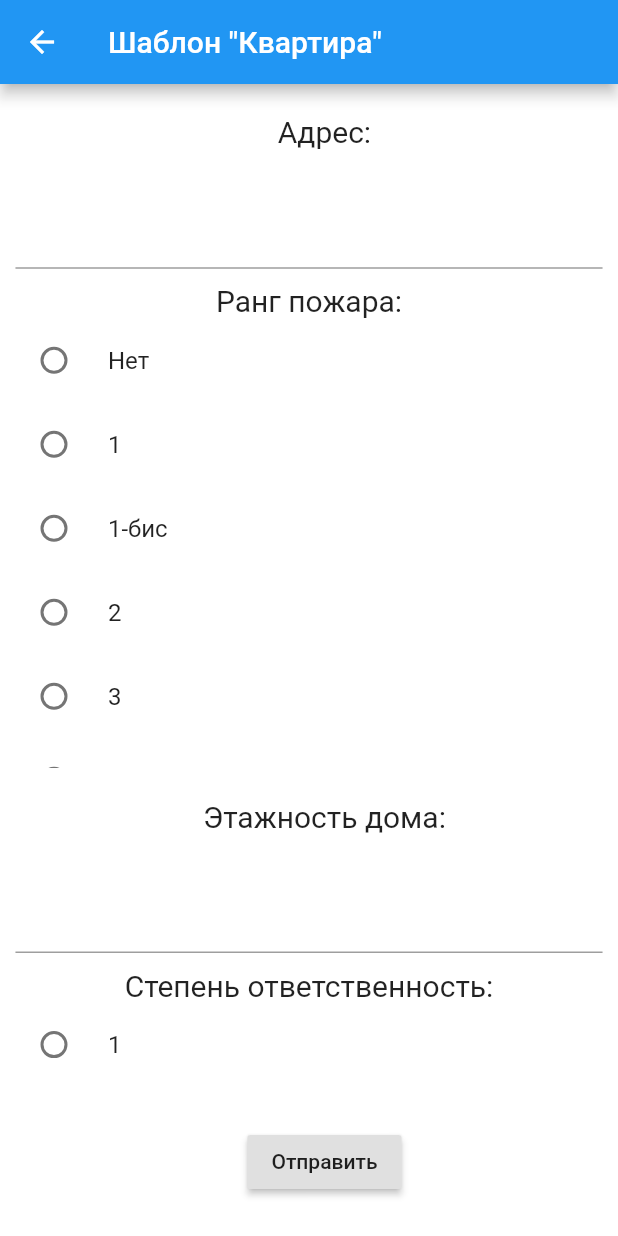
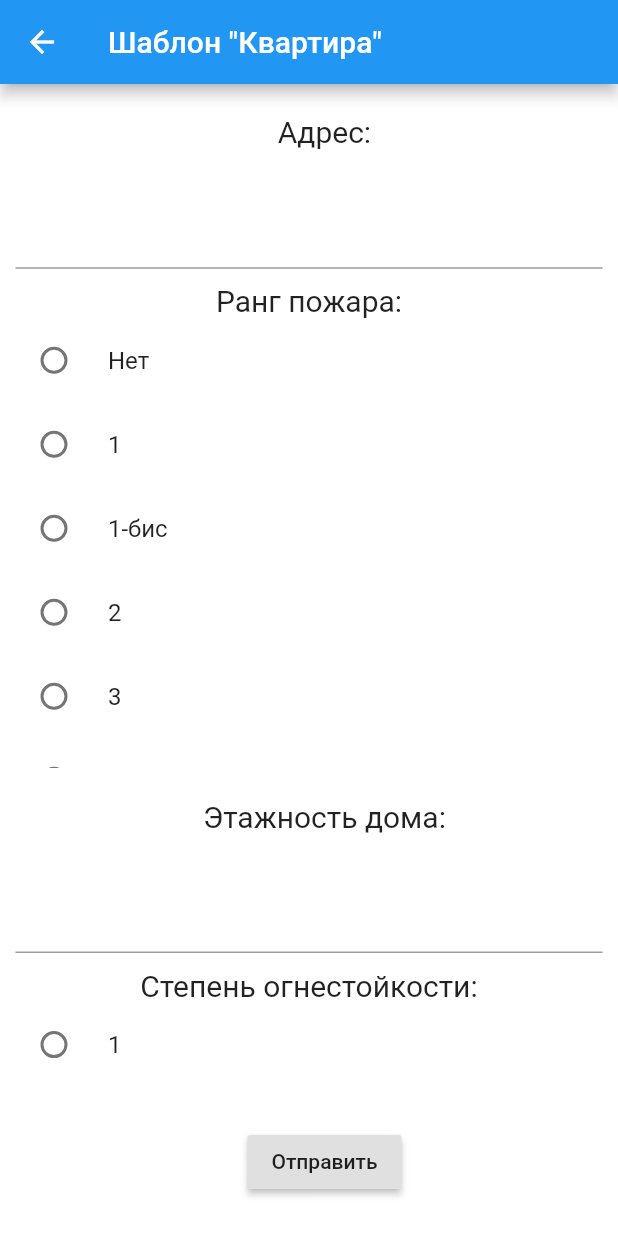
Before and after one commit to CyBep/fastchat, a Flutter app: the Templates screen opened directly, on a phone screen of 412 x 824 dp. Run offline on Flutter 3.47's test engine with Material 2 defaults, Android fonts, the light colour scheme and no system bars; our stand-ins replace firebase_auth, firebase_database; accounts and stored records are empty; network calls fail.

```diff
--- a/lib/firebase/auth/phone_auth/verify.dart
+++ b/lib/firebase/auth/phone_auth/verify.dart
@@ -1,7 +1,7 @@
 import 'package:flutter/material.dart';
-import 'package:fastchat_0_2/firebase/auth/phone_auth/code.dart';
 import 'package:fastchat_0_2/firebase/auth/phone_auth/widgets.dart';
 import 'package:fastchat_0_2/utils/constants.dart';
+import 'package:fastchat_0_2/firebase/auth/phone_auth/code.dart' show FirebasePhoneAuth, PhoneAuthState;
 
 import '../../../pin_test.dart';
 
--- a/lib/screen/templates_page.dart
+++ b/lib/screen/templates_page.dart
@@ -62,11 +62,11 @@ class _TemplatesState extends State<Templates> {
     listEditingController.add(new FieldText("Адрес"));
     listEditingController.add(new FieldSelect("Ранг пожара", ["Нет", "1", "1-бис", "2", "3", "4"]));
     listEditingController.add(new FieldText("Этажность дома"));
-    listEditingController.add(new FieldSelect("Степень ответственность", ["1","2","3","4","5"]));
-    listEditingController.add(new FieldText("Площадь пожала м2"));
+    listEditingController.add(new FieldSelect("Степень огнестойкости", ["1","2","3","4","5"]));
+    listEditingController.add(new FieldText("Площадь пожара м2"));
     listEditingController.add(new FieldText("На каком этаже пожар"));
     listEditingController.add(new FieldSelect("Что горит", ["Конструкция","Мебель","Вещи б/у","Мебель и вещи б/у","Бытовая техника"]));
-    listEditingController.add(new FieldSelect("Наличие урны", ["Есть","Нет"]));
+    listEditingController.add(new FieldSelect("Наличие угрозы", ["Есть","Нет"]));
     listEditingController.add(new FieldSelect("Эвакуация", ["Требуется","Не требуется"]));
     listEditingController.add(new FieldText("Что подано на тушение"));
     listEditingController.add(new FieldText("Пострадавшие"));
```
Also changed, not shown: lib/firebase/auth/phone_auth/code.dart (+30 -3 lines), lib/screen/home_page.dart (+8 -28 lines), lib/screen/login_page.dart (+18 -12 lines).
